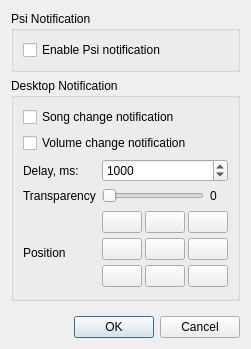
Old version of the form src/plugins/General/notifier/settingsdialog.ui in the repository ksv1986/qmmp-staging.
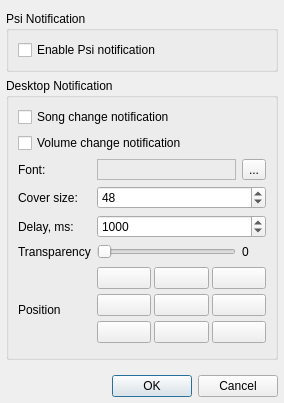
New version of the form.

Commit message: notifier plugin: added font and cover size settings

```diff
--- a/src/plugins/General/notifier/settingsdialog.ui
+++ b/src/plugins/General/notifier/settingsdialog.ui
@@ -5,14 +5,23 @@
    <rect>
     <x>0</x>
     <y>0</y>
-    <width>244</width>
-    <height>349</height>
+    <width>284</width>
+    <height>403</height>
    </rect>
   </property>
   <property name="windowTitle" >
    <string>Notifier Plugin Settings</string>
   </property>
   <layout class="QGridLayout" name="gridLayout_3" >
+   <property name="leftMargin" >
+    <number>6</number>
+   </property>
+   <property name="rightMargin" >
+    <number>6</number>
+   </property>
+   <property name="bottomMargin" >
+    <number>6</number>
+   </property>
    <item row="0" column="0" colspan="2" >
     <widget class="QGroupBox" name="groupBox_2" >
      <property name="title" >
@@ -50,6 +59,33 @@
        </widget>
       </item>
       <item row="2" column="0" >
+       <widget class="QLabel" name="label_2" >
+        <property name="text" >
+         <string>Font:</string>
+        </property>
+       </widget>
+      </item>
+      <item row="2" column="1" >
+       <widget class="QLabel" name="fontLabel" >
+        <property name="frameShape" >
+         <enum>QFrame::StyledPanel</enum>
+        </property>
+        <property name="frameShadow" >
+         <enum>QFrame::Sunken</enum>
+        </property>
+        <property name="text" >
+         <string/>
+        </property>
+       </widget>
+      </item>
+      <item row="3" column="0" >
+       <widget class="QLabel" name="label_5" >
+        <property name="text" >
+         <string>Cover size:</string>
+        </property>
+       </widget>
+      </item>
+      <item row="4" column="0" >
        <widget class="QLabel" name="label_3" >
         <property name="text" >
          <string>Delay, ms:</string>
@@ -59,7 +95,7 @@
         </property>
        </widget>
       </item>
-      <item row="2" column="1" colspan="2" >
+      <item row="4" column="1" colspan="2" >
        <widget class="QSpinBox" name="messageDelaySpinBox" >
         <property name="minimum" >
          <number>100</number>
@@ -75,14 +111,14 @@
         </property>
        </widget>
       </item>
-      <item row="3" column="0" >
+      <item row="5" column="0" >
        <widget class="QLabel" name="label_4" >
         <property name="text" >
          <string>Transparency</string>
         </property>
        </widget>
       </item>
-      <item row="3" column="1" >
+      <item row="5" column="1" >
        <widget class="QSlider" name="transparencySlider" >
         <property name="maximum" >
          <number>90</number>
@@ -92,7 +128,7 @@
         </property>
        </widget>
       </item>
-      <item row="3" column="2" >
+      <item row="5" column="2" >
        <widget class="QLabel" name="trasparencyLabel" >
         <property name="minimumSize" >
          <size>
@@ -105,7 +141,7 @@
         </property>
        </widget>
       </item>
-      <item row="4" column="0" >
+      <item row="6" column="0" >
        <spacer name="verticalSpacer_2" >
         <property name="orientation" >
          <enum>Qt::Vertical</enum>
@@ -118,7 +154,7 @@
         </property>
        </spacer>
       </item>
-      <item rowspan="3" row="4" column="1" colspan="2" >
+      <item rowspan="3" row="6" column="1" colspan="2" >
        <layout class="QGridLayout" name="gridLayout" >
         <property name="spacing" >
          <number>3</number>
@@ -242,14 +278,14 @@
         </item>
        </layout>
       </item>
-      <item row="5" column="0" >
+      <item row="7" column="0" >
        <widget class="QLabel" name="label" >
         <property name="text" >
          <string>Position</string>
         </property>
        </widget>
       </item>
-      <item row="6" column="0" >
+      <item row="8" column="0" >
        <spacer name="verticalSpacer" >
         <property name="orientation" >
          <enum>Qt::Vertical</enum>
@@ -262,6 +298,26 @@
         </property>
        </spacer>
       </item>
+      <item row="2" column="2" >
+       <widget class="QToolButton" name="fontButton" >
+        <property name="text" >
+         <string>...</string>
+        </property>
+       </widget>
+      </item>
+      <item row="3" column="1" colspan="2" >
+       <widget class="QSpinBox" name="sizeSpinBox" >
+        <property name="minimum" >
+         <number>32</number>
+        </property>
+        <property name="maximum" >
+         <number>80</number>
+        </property>
+        <property name="value" >
+         <number>48</number>
+        </property>
+       </widget>
+      </item>
      </layout>
     </widget>
    </item>
```
The commit also changes 14 other files.
